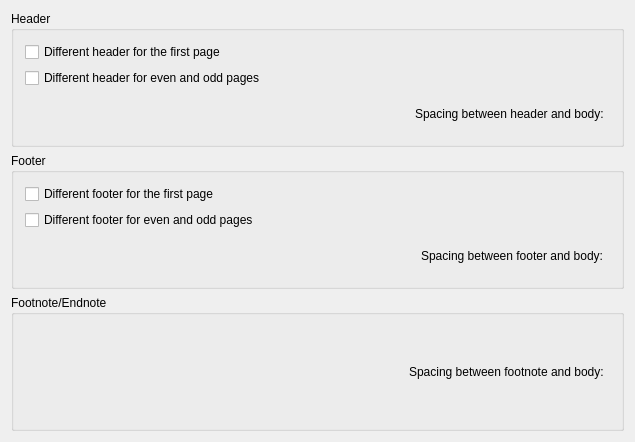
First picture: the form in src/part/KgvPageLayoutHeaderBase.ui, repository KDE/kgraphviewer, before the edit.
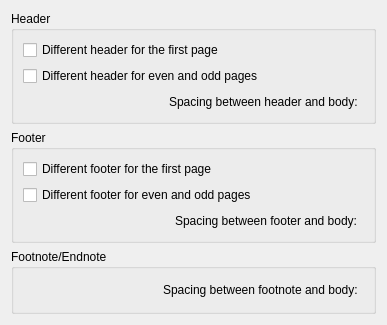
Second picture: the form after the edit.

Diff of the .ui file:
```diff
--- a/src/part/KgvPageLayoutHeaderBase.ui
+++ b/src/part/KgvPageLayoutHeaderBase.ui
@@ -6,8 +6,8 @@
    <rect>
     <x>0</x>
     <y>0</y>
-    <width>635</width>
-    <height>442</height>
+    <width>387</width>
+    <height>325</height>
    </rect>
   </property>
   <layout class="QVBoxLayout">
@@ -33,9 +33,6 @@
       </item>
       <item>
        <layout class="QHBoxLayout">
-        <property name="margin">
-         <number>0</number>
-        </property>
         <item>
          <spacer name="spacer2">
           <property name="orientation">
@@ -96,9 +93,6 @@
       </item>
       <item>
        <layout class="QHBoxLayout">
-        <property name="margin">
-         <number>0</number>
-        </property>
         <item>
          <spacer name="spacer3">
           <property name="orientation">
@@ -181,8 +175,6 @@
    </item>
   </layout>
  </widget>
- <layoutdefault spacing="6" margin="11"/>
- <pixmapfunction>qPixmapFromMimeSource</pixmapfunction>
  <resources/>
  <connections/>
 </ui>
```
